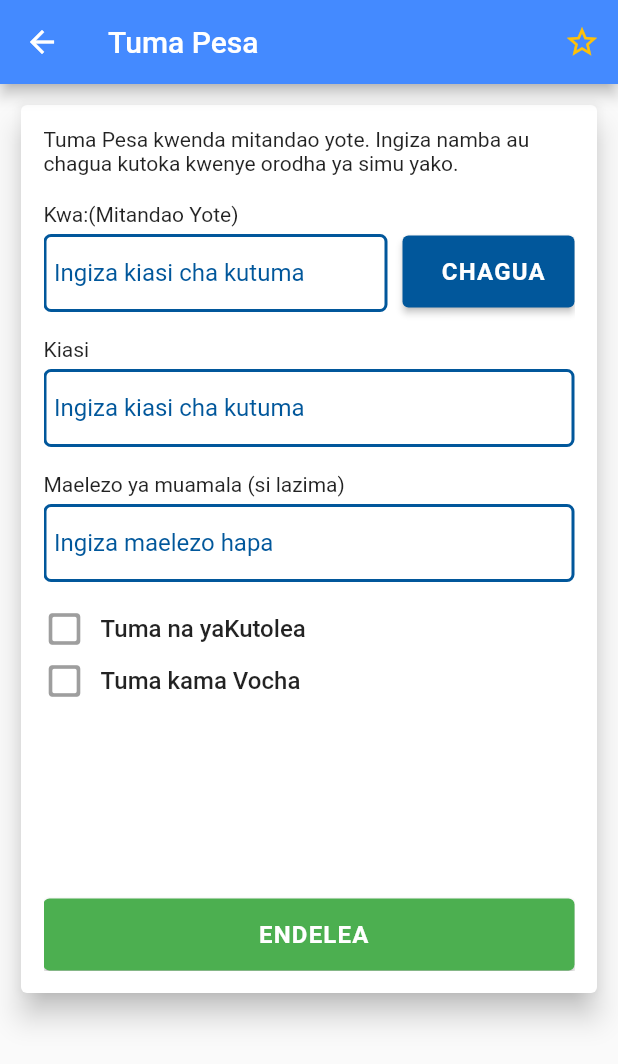
After one commit to Mideny21/tigopesa_ui, a Flutter app: the screen it shows after launch, after a tap on "Tuma Pesa", on a phone screen of 412 x 824 dp. The commit adds this screen. Shown: the top 1064 px of the screen. Run offline on Flutter 3.47's test engine with Material 2 defaults, Android fonts, the light colour scheme and no system bars; our stand-ins replace badges, smooth_page_indicator; missing offline and left inert: dart:ffi.

Commit message:
tuma pesa page

```diff
--- a/lib/components/service_panel.dart
+++ b/lib/components/service_panel.dart
@@ -1,7 +1,9 @@
 import 'package:badges/badges.dart';
 import 'package:flutter/material.dart';
+import 'package:tigo_pesa/utils/helpers.dart';
 
 import '../data/services.dart';
+import '../pages/tuma_pesa.dart';
 
 class ServicePanel extends StatelessWidget {
   const ServicePanel({super.key});
@@ -26,6 +28,15 @@ class ServicePanel extends StatelessWidget {
               children: [
                 SizedBox(
                   width: MediaQuery.of(context).size.width * 1.0,
+                  child: InkWell(
+                    onTap: () {
+                      switch (services[index]['name']) {
+                        case 'Tuma Pesa':
+                          nextScreen(context, const TumePesaScreen());
+                          break;
+                        default:
+                      }
+                    },
                     child: Card(
                       elevation: 2,
                       child: Padding(
@@ -40,6 +51,7 @@ class ServicePanel extends StatelessWidget {
                             Text(services[index]['name'],
                                 overflow: TextOverflow.ellipsis),
                           ],
+                        ),
                       ),
                     ),
                   ),
--- a/lib/data/services.dart
+++ b/lib/data/services.dart
@@ -1,56 +1,71 @@
+import 'package:flutter/cupertino.dart';
+import 'package:tigo_pesa/utils/helpers.dart';
+
+import '../pages/tuma_pesa.dart';
+
 List<Map> services = [
   {
     "image": "assets/images/dstv.jpeg",
     "secondary": "assets/images/dstvlogo.jpeg",
     "name": "Tuma Pesa",
-    "badge": false
+    "badge": false,
+    "function": (BuildContext context) =>
+        nextScreen(context, const TumePesaScreen()),
   },
   {
     "image": "assets/images/uhuru na umoja.jpeg",
     "secondary": "assets/images/gepg.png",
     "name": "Kulipia Bili",
-    "badge": false
+    "badge": false,
+    "function": null
   },
   {
     "image": "assets/images/mastaa shangwe.jpeg",
     "secondary": "assets/images/captain.jpeg",
     "name": "Benki",
-    "badge": false
+    "badge": false,
+    "function": null
   },
   {
     "image": "assets/images/vodabima.jpeg",
     "secondary": "assets/images/mpwa.png",
     "name": "Kutoa Pesa",
-    "badge": false
+    "badge": false,
+    "function": null
   },
   {
     "image": "assets/images/dstv.jpeg",
     "secondary": "assets/images/dstvlogo.jpeg",
     "name": "Malipo ya Serikali",
-    "badge": false
+    "badge": false,
+    "function": null
   },
   {
     "image": "assets/images/dstv.jpeg",
     "secondary": "assets/images/dstvlogo.jpeg",
     "name": "Lipa Kwa Simu",
-    "badge": true
+    "badge": true,
+    "function": null
   },
   {
     "image": "assets/images/dstv.jpeg",
     "secondary": "assets/images/dstvlogo.jpeg",
     "name": "Duka La tigo",
-    "badge": false
+    "badge": false,
+    "function": null
   },
   {
     "image": "assets/images/dstv.jpeg",
     "secondary": "assets/images/dstvlogo.jpeg",
     "name": "Tuma Nje ya Nchi",
-    "badge": false
+    "badge": false,
+    "function": null
   },
   {
     "image": "assets/images/dstv.jpeg",
     "secondary": "assets/images/dstvlogo.jpeg",
     "name": "Huduma za Kifedha",
-    "badge": true
+    "badge": true,
+    "function": null
   },
 ];
--- /dev/null
+++ b/lib/pages/tuma_pesa.dart
@@ -0,0 +1,208 @@
+import 'package:flutter/material.dart';
+
+import '../utils/colors.dart';
+import '../widgets/appBar.dart';
+import '../widgets/custom_button.dart';
+
+class TumePesaScreen extends StatefulWidget {
+  const TumePesaScreen({super.key});
+
+  @override
+  State<TumePesaScreen> createState() => _TumePesaScreenState();
+}
+
+class _TumePesaScreenState extends State<TumePesaScreen> {
+  bool tuma = false;
+  bool vocha = false;
+
+  @override
+  void initState() {
+    super.initState();
+  }
+
+  @override
+  void dispose() {
+    super.dispose();
+  }
+
+  @override
+  Widget build(BuildContext context) {
+    return Scaffold(
+      appBar: MyAppBar(
+        title: 'Tuma Pesa',
+        actions: [
+          IconButton(
+              icon: const Icon(Icons.star_border_sharp, color: Colors.amber),
+              onPressed: () {}),
+        ],
+      ),
+      body: Padding(
+        padding: const EdgeInsets.all(10.0),
+        child: SizedBox(
+          height: 600,
+          child: Card(
+              elevation: 8,
+              child: Padding(
+                padding: const EdgeInsets.all(15.0),
+                child: Stack(
+                  // alignment: Alignment.topCenter,
+
+                  children: [
+                    Positioned(
+                      top: 0,
+                      right: 0,
+                      left: 0,
+                      child: Text(
+                          "Tuma Pesa kwenda mitandao yote. Ingiza namba au chagua kutoka kwenye orodha ya simu yako."),
+                    ),
+                    Positioned(
+                      top: 50,
+                      right: 0,
+                      left: 0,
+                      child: Row(
+                        crossAxisAlignment: CrossAxisAlignment.end,
+                        children: [
+                          Expanded(
+                            flex: 2,
+                            child: const InputForms(
+                                title: "Kwa:(Mitandao Yote)",
+                                text: "Ingiza kiasi cha kutuma"),
+                          ),
+                          const SizedBox(width: 10),
+                          Expanded(
+                              flex: 1,
+                              child: Padding(
+                                padding:
+                                    const EdgeInsets.symmetric(vertical: 3.0),
+                                child: CustomButton(
+                                    color: AppColors.primaryColor,
+                                    tap: () {},
+                                    textColor: Colors.white,
+                                    text: "CHAGUA"),
+                              ))
+                        ],
+                      ),
+                    ),
+                    const SizedBox(height: 10),
+                    Positioned(
+                      top: 140,
+                      right: 0,
+                      left: 0,
+                      child: InputForms(
+                          title: "Kiasi", text: "Ingiza kiasi cha kutuma"),
+                    ),
+                    const SizedBox(height: 5),
+                    Positioned(
+                      top: 230,
+                      right: 0,
+                      left: 0,
+                      child: InputForms(
+                          title: "Maelezo ya muamala (si lazima)",
+                          text: "Ingiza maelezo hapa"),
+                    ),
+                    Positioned(
+                      top: 310,
+                      right: 0,
+                      left: -10,
+                      child: Row(
+                        mainAxisAlignment: MainAxisAlignment.start,
+                        children: [
+                          IconButton(
+                              onPressed: () {
+                                setState(() {
+                                  tuma = !tuma;
+                                  // print(check);
+                                });
+                              },
+                              icon: tuma
+                                  ? Icon(Icons.check_box_rounded,
+                                      size: 28, color: AppColors.primaryColor)
+                                  : Icon(Icons.check_box_outline_blank_rounded,
+                                      size: 28, color: Colors.grey[500])),
+                          Text("Tuma na yaKutolea",
+                              style: TextStyle(
+                                  fontWeight: FontWeight.w500, fontSize: 16)),
+                        ],
+                      ),
+                    ),
+
+                    Positioned(
+                      top: 345,
+                      right: 0,
+                      left: -10,
+                      child: Row(
+                        mainAxisAlignment: MainAxisAlignment.start,
+                        children: [
+                          IconButton(
+                              onPressed: () {
+                                setState(() {
+                                  vocha = !vocha;
+                                  // print(check);
+                                });
+                              },
+                              icon: vocha
+                                  ? Icon(Icons.check_box_rounded,
+                                      size: 28, color: AppColors.primaryColor)
+                                  : Icon(Icons.check_box_outline_blank_rounded,
+                                      size: 28, color: Colors.grey[500])),
+                          Text("Tuma kama Vocha",
+                              style: TextStyle(
+                                  fontWeight: FontWeight.w500, fontSize: 16)),
+                        ],
+                      ),
+                    ),
+                    // const SizedBox(height: 200),
+                    Align(
+                        alignment: Alignment.bottomCenter,
+                        child: CustomButton(
+                            textColor: Colors.white,
+                            color: Colors.green,
+                            tap: () {},
+                            text: "ENDELEA"))
+                  ],
+                ),
+              )),
+        ),
+      ),
+    );
+  }
+}
+
+class InputForms extends StatelessWidget {
+  final String title;
+  final String text;
+
+  const InputForms({
+    Key? key,
+    required this.title,
+    required this.text,
+  }) : super(key: key);
+
+  @override
+  Widget build(BuildContext context) {
+    return Column(
+      crossAxisAlignment: CrossAxisAlignment.start,
+      children: [
+        Text(title),
+        const SizedBox(height: 5),
+        Container(
+            decoration: BoxDecoration(
+                borderRadius: BorderRadius.circular(5),
+                border: Border.all(color: AppColors.primaryColor, width: 2)),
+            child: TextFormField(
+              decoration: InputDecoration(
+                hintText: text,
+                hintStyle: TextStyle(color: AppColors.primaryColor),
+                border: InputBorder.none,
+                focusedBorder: InputBorder.none,
+                enabledBorder: InputBorder.none,
+                errorBorder: InputBorder.none,
+                disabledBorder: InputBorder.none,
+                contentPadding:
+                    const EdgeInsets.only(left: 5, bottom: 5, top: 5, right: 5),
+              ),
+            )),
+      ],
+    );
+  }
+}
--- a/lib/utils/colors.dart
+++ b/lib/utils/colors.dart
@@ -2,4 +2,5 @@ import 'package:flutter/material.dart';
 
 class AppColors {
   static const yellowColors = Color.fromRGBO(255, 213, 79, 1);
+  static const primaryColor = Color.fromRGBO(1, 87, 155, 1);
 }
--- /dev/null
+++ b/lib/utils/helpers.dart
@@ -0,0 +1,17 @@
+import 'package:flutter/material.dart';
+
+void nextScreen(context, page) {
+  Navigator.push(context, MaterialPageRoute(builder: (context) => page));
+}
+
+void nextScreenReplace(context, page) {
+  Navigator.pushReplacement(
+      context, MaterialPageRoute(builder: (context) => page));
+}
+
+void nextScreeAndReplaceUntil(context, page) {
+  Navigator.pushAndRemoveUntil(
+      context,
+      MaterialPageRoute(builder: (context) => page),
+      (Route<dynamic> route) => false);
+}
--- a/lib/widgets/custom_button.dart
+++ b/lib/widgets/custom_button.dart
@@ -8,6 +8,7 @@ class CustomButton extends StatelessWidget {
   final VoidCallback tap;
   final String text;
   final bool leading;
+  final Color textColor;
 
   final Color color;
   const CustomButton({
@@ -15,6 +16,7 @@ class CustomButton extends StatelessWidget {
     required this.tap,
     required this.text,
     this.leading = false,
+    this.textColor = Colors.blueGrey,
     this.color = AppColors.yellowColors,
   }) : super(key: key);
 
@@ -35,7 +37,7 @@ class CustomButton extends StatelessWidget {
         label: Text(text,
             style: TextStyle(
                 fontSize: 16,
-                color: Colors.blueGrey[700],
+                color: textColor,
                 // fontWeight: FontWeight.bold,
                 letterSpacing: 0.8)),
         icon: leading
```
Lines whose indentation alone changed are shown as unchanged.
